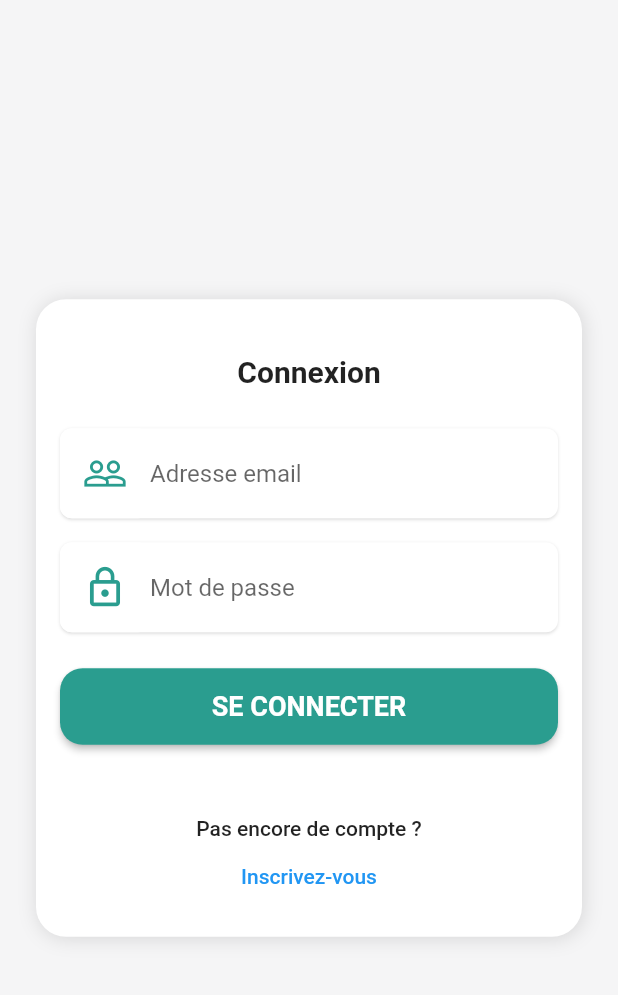
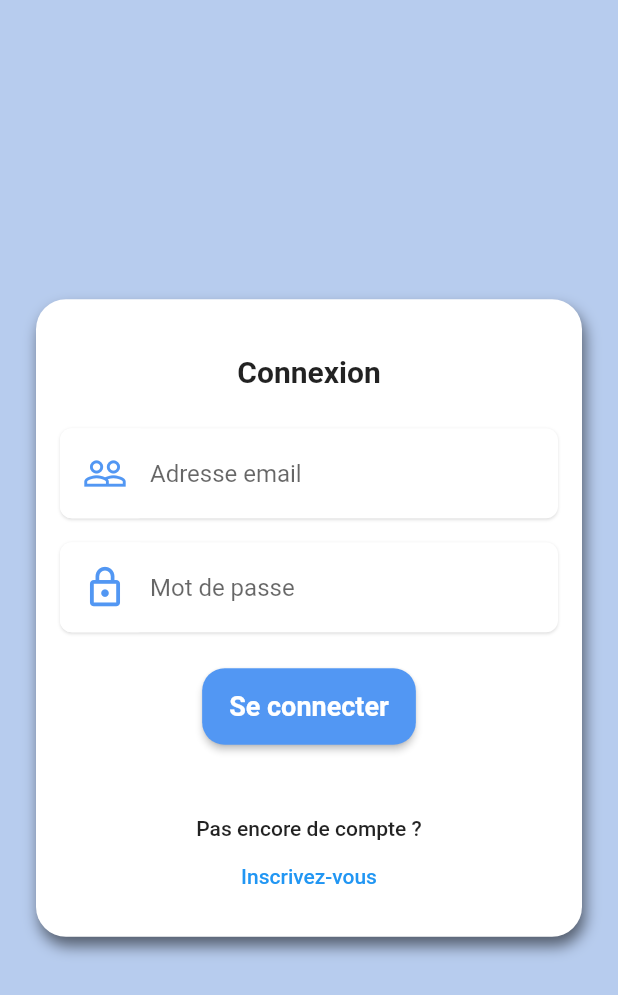
Before and after one commit to pseudoO97/flutterApp, a Flutter app: the screen it shows after launch, on a phone screen of 412 x 824 dp. Shown: the top 995 px of the screen. Run offline on Flutter 3.47's test engine with Material 2 defaults, Android fonts, the phone set to English and light mode, and no system bars; our stand-ins replace cloud_firestore, email_validator, firebase_auth, firebase_core, flutter_platform_widgets, getwidget and 1 more; missing offline and left inert: new_version; accounts and stored records are empty.

Commit message:
feat(ui): login screen

```diff
--- a/lib/constants/app_colors.dart
+++ b/lib/constants/app_colors.dart
@@ -2,6 +2,7 @@ import 'package:flutter/material.dart';
 
 const Color kBoldGrey = Color(0xFF9B9B9B);
 const Color kBlue = Color(0xFF5297F3);
+const Color kLightBlue = Color(0xFFB7CCEE);
 const Color kDarkBlack = Color(0xFF1D1D1D);
 const Color kYellow = Color(0xFFF3BD4E);
 const Color kOrange = Color(0xFFEC6841);
--- a/lib/ui/auth/sign_in_screen.dart
+++ b/lib/ui/auth/sign_in_screen.dart
@@ -29,7 +29,7 @@ class _SignInScreenState extends State<SignInScreen> {
   @override
   Widget build(BuildContext context) {
     return Scaffold(
-      backgroundColor: kLightGrey,
+      backgroundColor: kLightBlue,
       key: _scaffoldKey,
       body: Stack(
         children: <Widget>[
@@ -59,17 +59,17 @@ class _SignInScreenState extends State<SignInScreen> {
             padding: const EdgeInsets.symmetric(horizontal: 24),
             child: Container(
               decoration: BoxDecoration(
-                boxShadow: [
+                boxShadow: const [
                   BoxShadow(
-                    color: Colors.black12, //spread radius
-                    blurRadius: 10,
-                    offset: Offset(1, 1),
+                    color: Colors.black54, //spread radius
+                    blurRadius: 8,
+                    offset: Offset(2, 6),
                   )
                 ],
                 color: kWhite,
                 borderRadius: BorderRadius.circular(20),
               ),
-              padding: EdgeInsets.all(16),
+              padding: const EdgeInsets.all(16),
               child: Column(
                 mainAxisSize: MainAxisSize.max,
                 crossAxisAlignment: CrossAxisAlignment.stretch,
@@ -82,7 +82,7 @@ class _SignInScreenState extends State<SignInScreen> {
                   ),
                   Container(
                     decoration: BoxDecoration(
-                      boxShadow: [
+                      boxShadow: const [
                         BoxShadow(
                           color: Colors.black12, //spread radius
                           blurRadius: 1,
@@ -105,7 +105,7 @@ class _SignInScreenState extends State<SignInScreen> {
                           child: const Icon(
                             Icons.people_outline,
                             size: 30,
-                            color: kLightGreen,
+                            color: kBlue,
                           ),
                         ),
                         SizedBox(
@@ -119,7 +119,7 @@ class _SignInScreenState extends State<SignInScreen> {
                                   : null,
                               textAlign: TextAlign.left,
                               obscureText: false,
-                              decoration: InputDecoration(
+                              decoration: const InputDecoration(
                                 hintText: 'Adresse email',
                                 border: InputBorder.none,
                               ),
@@ -131,11 +131,11 @@ class _SignInScreenState extends State<SignInScreen> {
                       ],
                     ),
                   ),
-                  SizedBox(height: 16),
+                  const SizedBox(height: 16),
                   Container(
                     // mot de passe
                     decoration: BoxDecoration(
-                      boxShadow: [
+                      boxShadow: const [
                         BoxShadow(
                           color: Colors.black12, //spread radius
                           blurRadius: 1,
@@ -158,7 +158,7 @@ class _SignInScreenState extends State<SignInScreen> {
                           child: const Icon(
                             Icons.lock_outline,
                             size: 30,
-                            color: kLightGreen,
+                            color: kBlue,
                           ),
                         ),
                         SizedBox(
@@ -172,7 +172,7 @@ class _SignInScreenState extends State<SignInScreen> {
                                   : null,
                               textAlign: TextAlign.left,
                               obscureText: true,
-                              decoration: InputDecoration(
+                              decoration: const InputDecoration(
                                 hintText: 'Mot de passe',
                                 border: InputBorder.none,
                               ),
@@ -182,26 +182,33 @@ class _SignInScreenState extends State<SignInScreen> {
                       ],
                     ),
                   ),
-                  SizedBox(height: 24),
+                  const SizedBox(height: 24),
                   authProvider.status == Status.Authenticating
-                      ? Center(
+                      ? const Center(
                           child: CircularProgressIndicator(),
                         )
-                      : ElevatedButton(
+                      : Row(
+                        mainAxisAlignment: MainAxisAlignment.center,
+                        children: [
+                          Flexible(
+                            child: ElevatedButton(
                                 style: ElevatedButton.styleFrom(
-                            primary: kLightGreen,
+                                  primary: kBlue,
                                   padding: const EdgeInsets.fromLTRB(10, 15, 10, 15),
                                   shape: const RoundedRectangleBorder(
                                     borderRadius:
                                         BorderRadius.all(Radius.circular(15)),
                                   ),
                                 ),
-                          child: Text(
-                            "Se connecter".toUpperCase(),
-                            style: const TextStyle(
+                                child: Padding(
+                                  padding: const EdgeInsets.symmetric(horizontal: 8.0),
+                                  child: const Text(
+                                    "Se connecter",
+                                    style: TextStyle(
                                       color: Colors.white,
                                       fontSize: 18.0,
                                       fontWeight: FontWeight.w600,
+                                    ),
                                   ),
                                 ),
                                 onPressed: () async {
@@ -226,6 +233,9 @@ class _SignInScreenState extends State<SignInScreen> {
                                     }
                                   }
                                 }),
+                          ),
+                        ],
+                      ),
                   authProvider.status == Status.Authenticating
                       ? Center(
                           child: null,
--- a/lib/ui/splash/splash_screen.dart
+++ b/lib/ui/splash/splash_screen.dart
@@ -21,7 +21,7 @@ class _SplashScreenState extends State<SplashScreen> {
             child: Column(
       mainAxisAlignment: MainAxisAlignment.center,
       crossAxisAlignment: CrossAxisAlignment.stretch,
-      children: <Widget>[
+      children: const <Widget>[
         Center(
             child: Text("Loading"),
           ),
@@ -30,7 +30,7 @@ class _SplashScreenState extends State<SplashScreen> {
   }
 
   startTimer() {
-    var duration = Duration(milliseconds: 3000);
+    var duration = const Duration(milliseconds: 3000);
     return Timer(duration, redirect);
   }
 
```
Lines whose indentation alone changed are shown as unchanged.
